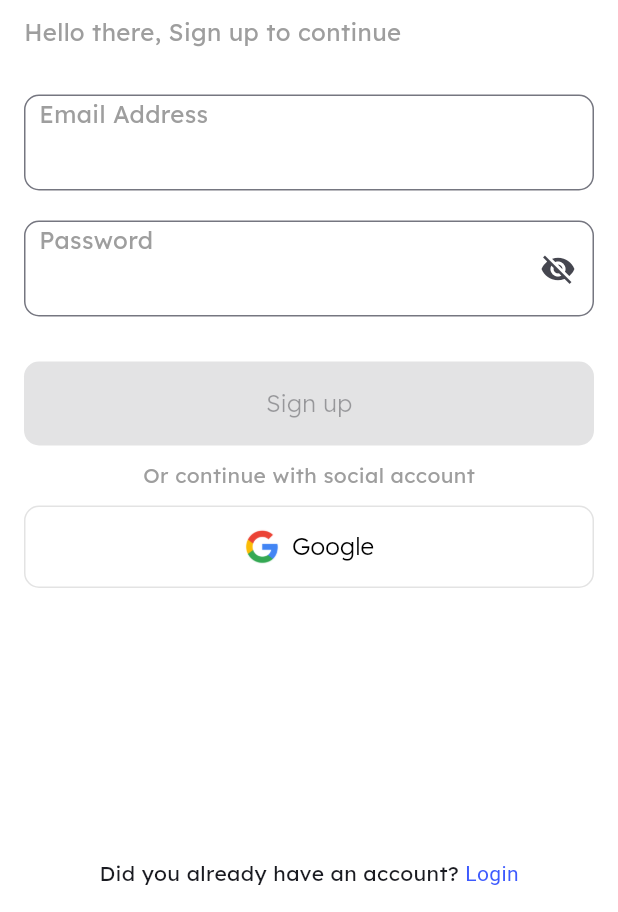
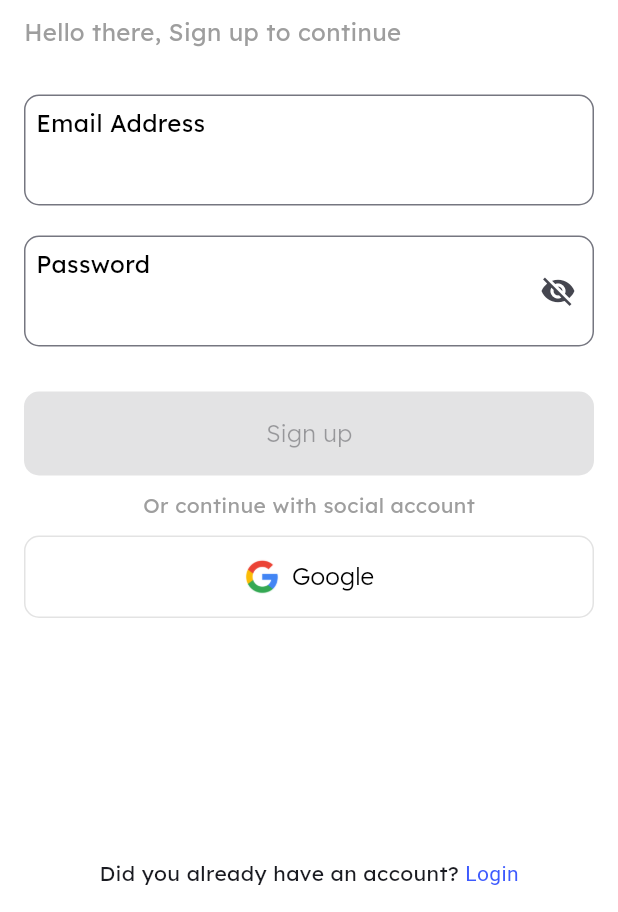
Before and after one commit to sammysamuti/demoz, a Flutter app: the screen it shows after launch, after a tap on "Login", on a phone screen of 412 x 824 dp, the part 324-1236 px from its top. Run offline on Flutter 3.47's test engine with Material 3 defaults, Android fonts, the phone set to English and light mode, and no system bars; our stand-ins replace flutter_screenutil, get, get_storage; generated files the repository leaves out were written again.

Commit message:
Changed: modified login page

```diff
--- a/lib/views/auth/login_page.dart
+++ b/lib/views/auth/login_page.dart
@@ -46,11 +46,17 @@ class _LoginPageState extends State<LoginPage> {
     final email = _emailController.text;
     if (_emailTouched) {
       if (email.isEmpty) {
+        setState(() {
           _emailError = 'Please enter your email';
+        });
       } else if (!RegExp(r'^[^@]+@[^@]+\.[^@]+').hasMatch(email)) {
+        setState(() {
           _emailError = 'Please enter a valid email address';
+        });
       } else {
+        setState(() {
           _emailError = null;
+        });
       }
     }
   }
@@ -59,11 +65,17 @@ class _LoginPageState extends State<LoginPage> {
     final password = _passwordController.text;
     if (_passwordTouched) {
       if (password.isEmpty) {
+        setState(() {
           _passwordError = 'Please enter your password';
+        });
       } else if (password.length < 6) {
+        setState(() {
           _passwordError = 'Password must be at least 6 characters long';
+        });
       } else {
+        setState(() {
           _passwordError = null;
+        });
       }
     }
   }
@@ -78,7 +90,17 @@ class _LoginPageState extends State<LoginPage> {
   @override
   Widget build(BuildContext context) {
     return Scaffold(
-      body: Column(
+      body: SafeArea(
+        child: LayoutBuilder(
+          builder: (context, constraints) {
+            return SingleChildScrollView(
+              child: ConstrainedBox(
+                constraints: BoxConstraints(
+                  minHeight: constraints.maxHeight,
+                ),
+                child: IntrinsicHeight(
+                  child: Column(
+                    mainAxisSize: MainAxisSize.max,
                     children: [
                       Expanded(
                         child: Padding(
@@ -104,7 +126,8 @@ class _LoginPageState extends State<LoginPage> {
                                     Text(
                                       'Welcome',
                                       style: TextStyle(
-                              fontSize: 28, fontWeight: FontWeight.w500),
+                                          fontSize: 28,
+                                          fontWeight: FontWeight.w500),
                                     ),
                                     SizedBox(width: 8),
                                     Container(
@@ -139,7 +162,8 @@ class _LoginPageState extends State<LoginPage> {
                                 SizedBox(height: 10),
                                 Text(
                                   'Hello there, Sign up to continue',
-                      style: TextStyle(fontSize: 16, color: Colors.grey),
+                                  style: TextStyle(
+                                      fontSize: 16, color: Colors.grey),
                                 ),
                                 SizedBox(height: 30),
                                 Stack(
@@ -149,19 +173,22 @@ class _LoginPageState extends State<LoginPage> {
                                       decoration: InputDecoration(
                                         labelText: null,
                                         hintStyle: TextStyle(
-                              color: Colors.grey,
+                                          color: Colors.black,
                                           fontSize: 16,
                                         ),
                                         contentPadding: EdgeInsets.symmetric(
-                                vertical: 20, horizontal: 10),
+                                            vertical: 25, horizontal: 10),
                                         border: OutlineInputBorder(
-                              borderRadius: BorderRadius.circular(10),
+                                          borderRadius:
+                                              BorderRadius.circular(10),
                                           borderSide: BorderSide(
-                                color: Colors.grey,
+                                            color: Color.fromARGB(
+                                                255, 227, 227, 227),
                                           ),
                                         ),
                                         focusedBorder: OutlineInputBorder(
-                              borderRadius: BorderRadius.circular(10),
+                                          borderRadius:
+                                              BorderRadius.circular(10),
                                           borderSide: BorderSide(
                                             color: Colors.blue,
                                             width: 2.0,
@@ -176,16 +203,19 @@ class _LoginPageState extends State<LoginPage> {
                                         fontSize: 16,
                                       ),
                                     ),
-                        Positioned(
+                                    Padding(
+                                      padding: const EdgeInsets.all(8.0),
+                                      child: Positioned(
                                         left: 10,
                                         top: 2,
                                         child: Text(
                                           'Email Address',
                                           style: TextStyle(
                                             color: _emailController.text.isEmpty
-                                  ? Colors.grey
+                                                ? Colors.black
                                                 : Colors.blue,
                                             fontSize: 16,
+                                          ),
                                         ),
                                       ),
                                     ),
@@ -201,15 +231,18 @@ class _LoginPageState extends State<LoginPage> {
                                         labelText: null,
                                         errorText: _passwordError,
                                         contentPadding: EdgeInsets.symmetric(
-                                vertical: 20, horizontal: 10),
+                                            vertical: 25, horizontal: 10),
                                         border: OutlineInputBorder(
-                              borderRadius: BorderRadius.circular(10),
+                                          borderRadius:
+                                              BorderRadius.circular(10),
                                           borderSide: BorderSide(
-                                color: Colors.grey,
+                                            color: Color.fromARGB(
+                                                255, 227, 227, 227),
                                           ),
                                         ),
                                         focusedBorder: OutlineInputBorder(
-                              borderRadius: BorderRadius.circular(10),
+                                          borderRadius:
+                                              BorderRadius.circular(10),
                                           borderSide: BorderSide(
                                             color: Colors.blue,
                                             width: 2.0,
@@ -223,7 +256,8 @@ class _LoginPageState extends State<LoginPage> {
                                           ),
                                           onPressed: () {
                                             setState(() {
-                                  _obscurePassword = !_obscurePassword;
+                                              _obscurePassword =
+                                                  !_obscurePassword;
                                             });
                                           },
                                         ),
@@ -235,16 +269,21 @@ class _LoginPageState extends State<LoginPage> {
                                         fontSize: 16,
                                       ),
                                     ),
-                        Positioned(
+                                    Padding(
+                                      padding: const EdgeInsets.all(8.0),
+                                      child: Positioned(
                                         left: 10,
                                         top: 2,
+
                                         child: Text(
                                           'Password',
                                           style: TextStyle(
-                              color: _passwordController.text.isEmpty
-                                  ? Colors.grey
+                                            color:
+                                                _passwordController.text.isEmpty
+                                                    ? Colors.black
                                                     : Colors.blue,
                                             fontSize: 16,
+                                          ),
                                         ),
                                       ),
                                     ),
@@ -275,8 +314,9 @@ class _LoginPageState extends State<LoginPage> {
                                     backgroundColor: _isFormValid
                                         ? AppConstants.darkblue
                                         : Colors.grey.shade300,
-                        foregroundColor:
-                            _isFormValid ? Colors.white : Colors.grey.shade600,
+                                    foregroundColor: _isFormValid
+                                        ? Colors.white
+                                        : Colors.grey.shade600,
                                   ),
                                 ),
                                 SizedBox(height: 10),
@@ -292,7 +332,8 @@ class _LoginPageState extends State<LoginPage> {
                                   icon: Container(
                                     width: 24,
                                     height: 24,
-                        child: Image.asset('assets/images/google.png',
+                                    child: Image.asset(
+                                        'assets/images/google.png',
                                         fit: BoxFit.contain),
                                   ),
                                   label: Text(
@@ -305,17 +346,18 @@ class _LoginPageState extends State<LoginPage> {
                                   style: OutlinedButton.styleFrom(
                                     foregroundColor: Colors.black,
                                     side: BorderSide(
-                            color: const Color.fromARGB(255, 227, 227, 227),
+                                        color: const Color.fromARGB(
+                                            255, 227, 227, 227),
                                         width: 1),
                                     shape: RoundedRectangleBorder(
                                       borderRadius: BorderRadius.circular(10),
                                     ),
                                     minimumSize: Size(double.infinity, 55),
-                        padding: EdgeInsets.symmetric(horizontal: 16),
+                                    padding:
+                                        EdgeInsets.symmetric(horizontal: 16),
                                   ),
                                 ),
                                 SizedBox(height: 20),
-                    Spacer(),
                               ],
                             ),
                           ),
@@ -332,7 +374,8 @@ class _LoginPageState extends State<LoginPage> {
                                 children: [
                                   TextSpan(
                                     text: 'Login',
-                        style: TextStyle(color: AppConstants.darkblue),
+                                    style:
+                                        TextStyle(color: AppConstants.darkblue),
                                   ),
                                 ],
                               ),
@@ -342,6 +385,12 @@ class _LoginPageState extends State<LoginPage> {
                       ),
                     ],
                   ),
+                ),
+              ),
+            );
+          },
+        ),
+      ),
     );
   }
 }
```
Lines whose indentation alone changed are shown as unchanged.
